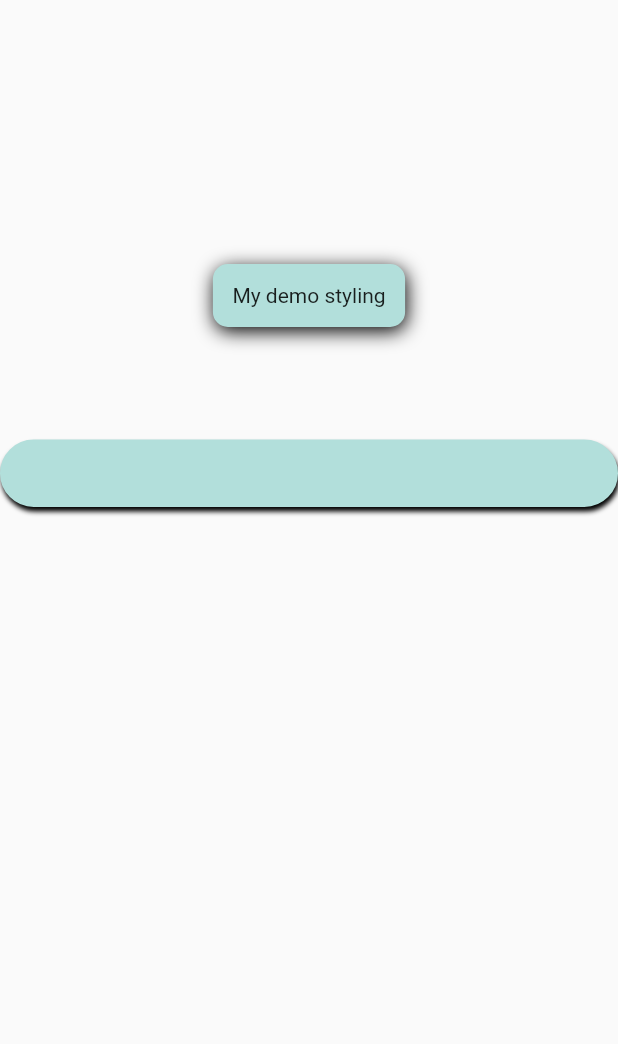
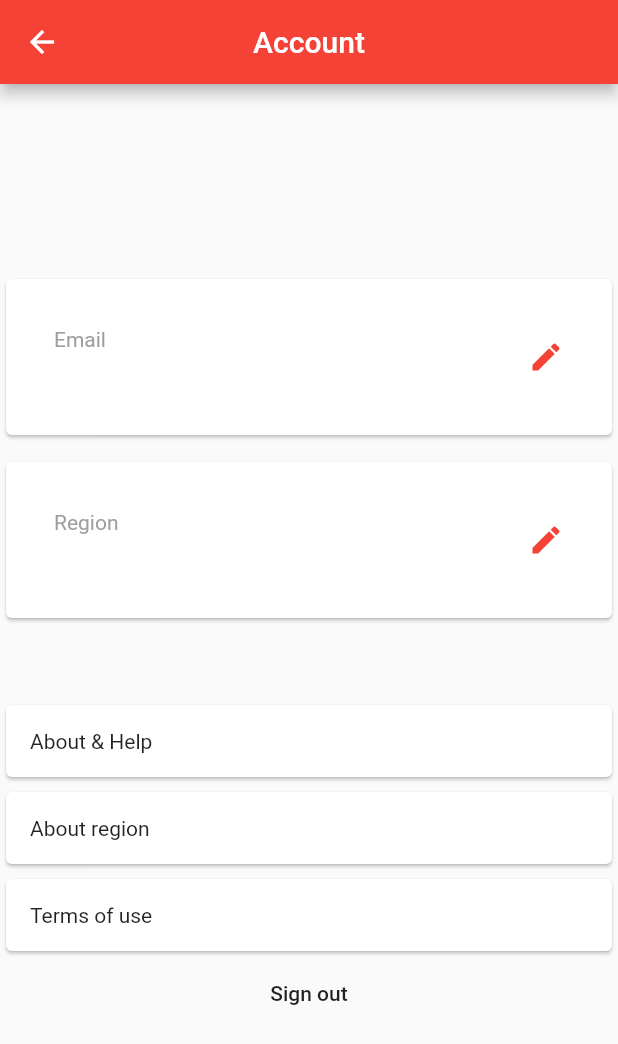
Before and after one commit to pravoslavzilka/CADL-2, a Flutter app: the AccountPage screen opened directly, on a phone screen of 412 x 824 dp. Shown: the top 1044 px of the screen. Run offline on Flutter 3.47's test engine with Material 2 defaults, Android fonts, the phone set to English and light mode, and no system bars; our stand-ins replace cloud_firestore, firebase_auth, firebase_core, settings_ui; accounts and stored records are empty.

Commit message:
Account page layout first version

```diff
--- a/lib/pages/AccountPage.dart
+++ b/lib/pages/AccountPage.dart
@@ -1,6 +1,7 @@
 import 'package:flutter/material.dart';
 import 'package:firebase_auth/firebase_auth.dart';
 import 'package:cloud_firestore/cloud_firestore.dart';
+import 'package:settings_ui/settings_ui.dart';
 
 
 final FirebaseAuth auth = FirebaseAuth.instance;
@@ -40,20 +41,78 @@ class AccountPage extends StatelessWidget {
         }
         print(snapshot.data.docs[0]["region"]);
         return Scaffold(
-          body: Column(
-            children: [
-              Center(
+          appBar: AppBar(
+            title: Text("Account"),
+            backgroundColor: Colors.red,
+            centerTitle: true,
+          ),
+          body:  Container(
+            child: SafeArea(
+              child: Column(
+                children: <Widget>[
+                  Padding(
+                    padding: EdgeInsets.only(top: 35),
+                    child: Center(
                       child: Text(
                           snapshot.data.docs[0]["full_name"],
-                  style: TextStyle(height:3,fontSize: 55),
+                          style: TextStyle(fontSize: 35),
                       ),
                     ),
-              cusCon,
-              Container(
-                padding: EdgeInsets.only(top: 65.0),
-                child: emailLabel,
+                  ),
+                  Padding(
+                      padding: EdgeInsets.only(top:50),
+                      child: Card(
+                        child: titleSection,
+                      ),
+                  ),
+                  Padding(
+                    padding: EdgeInsets.only(top:10),
+                    child: Card(
+                      child: regionSection(snapshot.data.docs[0]["region"]),
+                    ),
+                  ),
+                  Padding(
+                    padding: EdgeInsets.only(top: 50),
+                    child: const Card(
+                      child: Align(
+                        alignment: Alignment.topLeft,
+                        child: Padding(
+                          padding: EdgeInsets.all(16.0),
+                          child: Text('About & Help'),
+                        ),
+                      )
+                    ),
+                  ),
+                  Padding(
+                    padding: EdgeInsets.only(top: 2),
+                    child: const Card(
+                        child: Align(
+                          alignment: Alignment.topLeft,
+                          child: Padding(
+                            padding: EdgeInsets.all(16.0),
+                            child: Text('About region'),
+                          ),
+                        )
+                    ),
+                  ),
+                  Padding(
+                    padding: EdgeInsets.only(top: 2),
+                    child: const Card(
+                        child: Align(
+                          alignment: Alignment.topLeft,
+                          child: Padding(
+                            padding: EdgeInsets.all(16.0),
+                            child: Text('Terms of use'),
+                          ),
+                        )
+                    ),
+                  ),
+                  Center(
+                    child: matBut,
                   )
                 ],
+              ),
+            ),
           )
         );
       },
@@ -61,43 +120,82 @@ class AccountPage extends StatelessWidget {
   }
 }
 
-Widget cusCon = Container(
-  margin: EdgeInsets.all(10),
-  padding: EdgeInsets.all(10),
-  decoration: BoxDecoration(
-      color: Colors.teal[100],
-      border: Border.all(
-          color: Colors.teal[100], // Set border color
-          width: 3.0),   // Set border width
-      borderRadius: BorderRadius.all(
-          Radius.circular(10.0)), // Set rounded corner radius
-      boxShadow: [BoxShadow(blurRadius: 10,color: Colors.black,offset: Offset(1,3))] // Make rounded corner of border
+Widget titleSection = Container(
+  padding: const EdgeInsets.all(32),
+  child: Row(
+    children: [
+      Expanded(
+        /*1*/
+        child: Column(
+          crossAxisAlignment: CrossAxisAlignment.start,
+          children: [
+            /*2*/
+            Container(
+              padding: const EdgeInsets.only(bottom: 8),
+              child: Text(
+                'Email',
+                style: TextStyle(
+                  color: Colors.grey[500],
                 ),
-  child: Text("My demo styling"),
+              ),
+            ),
+            Text(
+              auth.currentUser.email,
+              style: TextStyle(
+                fontWeight: FontWeight.bold,
+              ),
+            ),
+          ],
+        ),
+      ),
+      /*3*/
+      Icon(
+        Icons.edit,
+        color: Colors.red[500],
+      ),
+    ],
+  ),
 );
 
-Widget emailLabel = Container(
-    padding: EdgeInsets.all(10),
-    alignment: Alignment.center,
-    decoration: BoxDecoration(
-      color: Colors.teal[100],
-      border: Border.all(
-          width: 3.0,
-        color: Colors.teal[100]
+
+Widget regionSection(String region) {
+  return Container(
+    padding: const EdgeInsets.all(32),
+    child: Row(
+      children: [
+        Expanded(
+          /*1*/
+          child: Column(
+            crossAxisAlignment: CrossAxisAlignment.start,
+            children: [
+              /*2*/
+              Container(
+                padding: const EdgeInsets.only(bottom: 8),
+                child: Text(
+                  'Region',
+                  style: TextStyle(
+                    color: Colors.grey[500],
                   ),
-      borderRadius: BorderRadius.all(
-          Radius.circular(25)
                 ),
-      boxShadow: [BoxShadow(blurRadius: 2,color: Colors.black,offset: Offset(1,3))]
               ),
-    child: Text(
-      auth.currentUser.email,
+              Text(
+                region,
                 style: TextStyle(
-          fontSize: 16
+                  fontWeight: FontWeight.bold,
                 ),
-    )
+              ),
+            ],
+          ),
+        ),
+        /*3*/
+        Icon(
+          Icons.edit,
+          color: Colors.red[500],
+        ),
+      ],
+    ),
   );
-
+}
 
 Widget matBut = MaterialButton(
   child: Text("Sign out"),
--- a/pubspec.yaml
+++ b/pubspec.yaml
@@ -26,6 +26,7 @@ dependencies:
   firebase_core: "0.7.0"
   firebase_auth: "0.20.1"
   cloud_firestore: "^0.16.0+1"
+  settings_ui: ^0.2.0
 
 
 
```
Also changed, not shown: pubspec.lock. Lines whose indentation alone changed are shown as unchanged.
